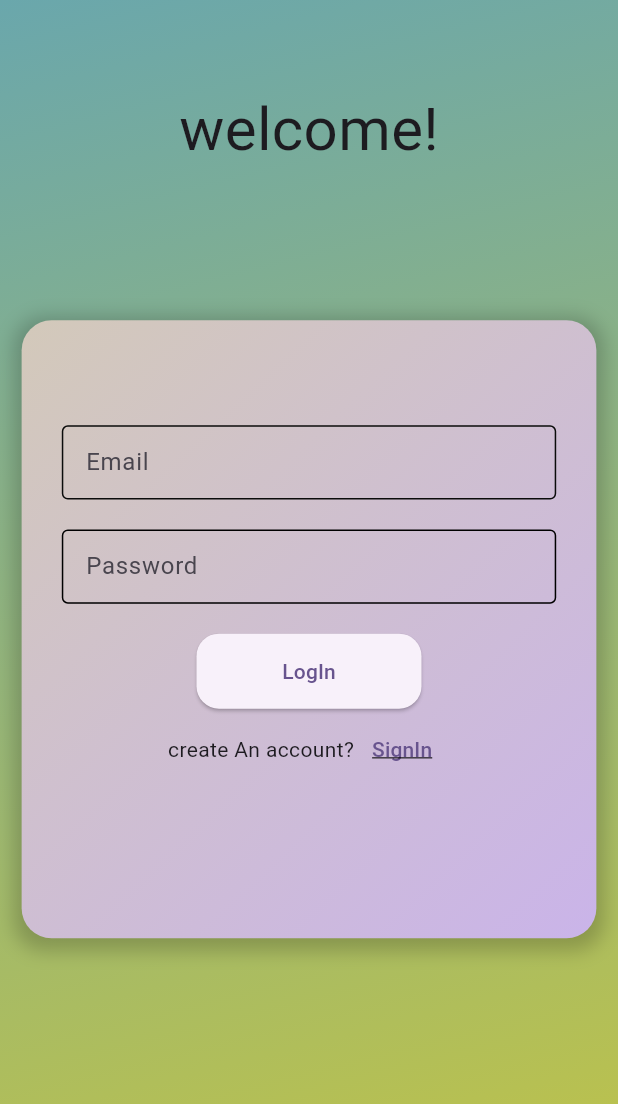
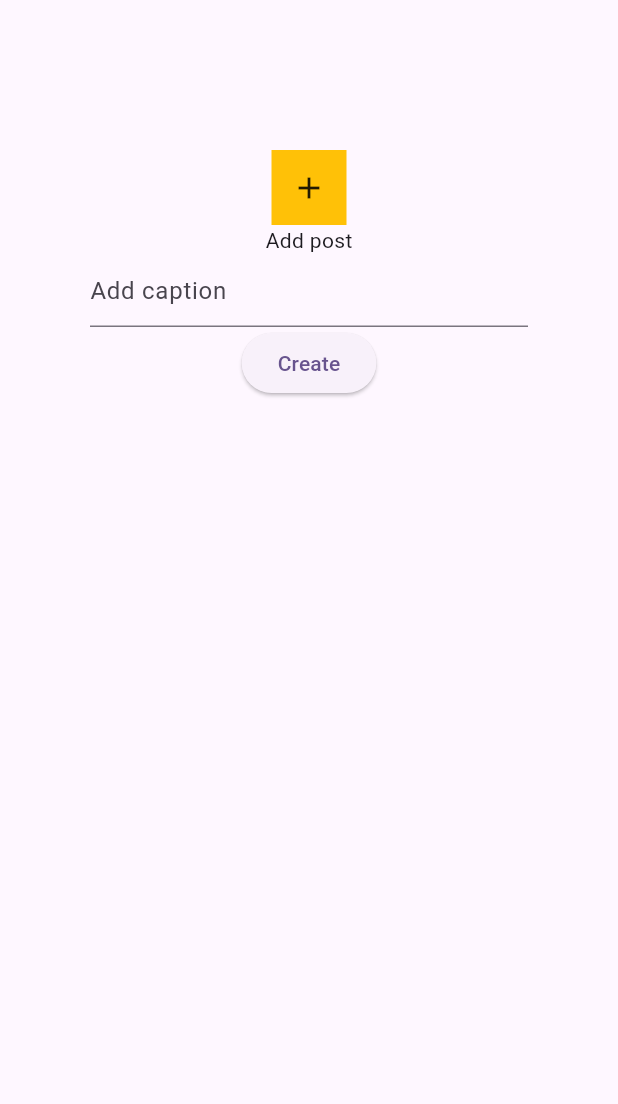
Before and after one commit to ranveer-rajput/petking, a Flutter app: the screen it shows after launch, on a phone screen of 412 x 824 dp. Shown: the top 1104 px of the screen. Run offline on Flutter 3.47's test engine with Material 2 defaults, Android fonts, the phone set to English and light mode, and no system bars; our stand-ins replace cloud_firestore, curved_navigation_bar, file_picker, firebase_auth, firebase_core, firebase_storage and 1 more; accounts and stored records are empty.

Commit message:
work on post upload page

```diff
--- a/lib/auth/email/login_page.dart
+++ b/lib/auth/email/login_page.dart
@@ -2,7 +2,7 @@ import 'package:firebase_auth/firebase_auth.dart';
 import 'package:flutter/material.dart';
 import 'package:get/get.dart';
 import 'package:petking/auth/email/signin_page.dart';
-import 'package:petking/view/home_view.dart';
+import 'package:petking/view/home/home_view.dart';
 
 class LoginPage extends StatefulWidget {
   const LoginPage({Key? key}) : super(key: key);
--- a/lib/auth/email/signin_page.dart
+++ b/lib/auth/email/signin_page.dart
@@ -1,7 +1,7 @@
 import 'package:firebase_auth/firebase_auth.dart';
 import 'package:flutter/material.dart';
 import 'package:get/get.dart';
-import 'package:petking/view/profile_view.dart';
+import 'package:petking/view/profile/profile_view.dart';
 
 class SignInPage extends StatefulWidget {
   const SignInPage({Key? key}) : super(key: key);
@@ -41,7 +41,7 @@ class _SignInPageState extends State<SignInPage> {
         UserCredential userCredential = await FirebaseAuth.instance
             .createUserWithEmailAndPassword(email: email, password: password);
         if (userCredential.user != null) {
-          Get.off(const ProfilePage());
+          Get.off(const ProfileView());
         }
       } on FirebaseAuthException catch (ex) {
         if (ex.code == "email-already-in-use") {
--- a/lib/main.dart
+++ b/lib/main.dart
@@ -1,10 +1,8 @@
-import 'package:firebase_auth/firebase_auth.dart';
 import 'package:firebase_core/firebase_core.dart';
 import 'package:flutter/material.dart';
 import 'package:get/get_navigation/src/root/get_material_app.dart';
-import 'package:petking/auth/email/login_page.dart';
 import 'package:petking/firebase_options.dart';
-import 'package:petking/view/home_view.dart';
+import 'package:petking/view/profile/create_profile.dart';
 
 void main() async {
   WidgetsFlutterBinding.ensureInitialized();
@@ -17,7 +15,6 @@ void main() async {
 class MyApp extends StatelessWidget {
   const MyApp({super.key});
 
-  // This widget is the root of your application.
   @override
   Widget build(BuildContext context) {
     return GetMaterialApp(
@@ -27,9 +24,6 @@ class MyApp extends StatelessWidget {
           colorScheme: ColorScheme.fromSeed(seedColor: Colors.deepPurple),
           useMaterial3: true,
         ),
-      home: (FirebaseAuth.instance.currentUser != null)
-          ? HomePage()
-          : LoginPage(),
-    );
+        home: const CreateProfile());
   }
 }
--- /dev/null
+++ b/lib/view/profile/create_profile.dart
@@ -0,0 +1,104 @@
+import 'dart:io';
+
+import 'package:cloud_firestore/cloud_firestore.dart';
+import 'package:file_picker/file_picker.dart';
+import 'package:firebase_auth/firebase_auth.dart';
+import 'package:firebase_storage/firebase_storage.dart';
+import 'package:flutter/material.dart';
+
+class CreateProfile extends StatefulWidget {
+  const CreateProfile({super.key});
+
+  @override
+  State<CreateProfile> createState() => _CreateProfileState();
+}
+
+class _CreateProfileState extends State<CreateProfile> {
+  File? pickedFile;
+  TextEditingController captionController = TextEditingController();
+  void selectPost() async {
+    FilePickerResult? result = await FilePicker.platform.pickFiles();
+    if (result != null) {
+      setState(() {
+        pickedFile = File(result.files.single.path!);
+      });
+    }
+  }
+
+  Future<String?> sendFile() async {
+    if (pickedFile == null) {
+      return null;
+    }
+    User? user = FirebaseAuth.instance.currentUser;
+    if (user == null) {
+      return null;
+    }
+    final path = "file/${user.uid}.img.png";
+    final file = File(pickedFile!.path);
+    final sndtoFirestore = FirebaseStorage.instance.ref().child(path);
+
+    UploadTask? uploadTask = sndtoFirestore.putFile(file);
+    final snapshot = await uploadTask.whenComplete(() {});
+    final urlDownload = await snapshot.ref.getDownloadURL();
+    return urlDownload;
+  }
+
+  void createProfile(String postLink) async {
+    String caption = captionController.text;
+    captionController.clear();
+    User? user = FirebaseAuth.instance.currentUser;
+    if (user == null) {
+      return;
+    }
+    await FirebaseFirestore.instance.collection("posts").doc(user.uid).set({
+      "caption": caption,
+      "post": postLink,
+    });
+  }
+
+  @override
+  Widget build(BuildContext context) {
+    return Scaffold(
+      resizeToAvoidBottomInset: false,
+      body: Padding(
+        padding: const EdgeInsets.symmetric(horizontal: 60),
+        child: Column(
+          children: [
+            const SizedBox(
+              height: 100,
+            ),
+            Center(
+              child: InkWell(
+                onTap: () {
+                  selectPost();
+                },
+                child: Container(
+                  height: 50,
+                  width: 50,
+                  color: Colors.amber,
+                  child: const Icon(Icons.add),
+                ),
+              ),
+            ),
+            pickedFile != null
+                ? Image.file(pickedFile!)
+                : const Text("Add post"),
+            TextField(
+              controller: captionController,
+              decoration: const InputDecoration(hintText: "Add caption"),
+            ),
+            ElevatedButton(
+              onPressed: () async {
+                final postPic = await sendFile();
+                if (postPic != null) {
+                  createProfile(postPic);
+                }
+              },
+              child: const Text("Create"),
+            ),
+          ],
+        ),
+      ),
+    );
+  }
+}
--- a/pubspec.yaml
+++ b/pubspec.yaml
@@ -42,6 +42,7 @@ dependencies:
   file_picker: ^5.3.3
   get: ^4.6.5
   firebase_storage: ^11.2.6
+  curved_navigation_bar: ^1.0.3
 
 dev_dependencies:
   flutter_test:
```
Also changed, not shown: lib/view/home/home_view.dart (added, +84 -0 lines), lib/view/home_view.dart (deleted, +0 -82 lines), lib/view/profile/profile_page.dart (added, +20 -0 lines), lib/view/profile/profile_view.dart (renamed from lib/view/profile_view.dart, +11 -6 lines), pubspec.lock. Lines whose indentation alone changed are shown as unchanged.
